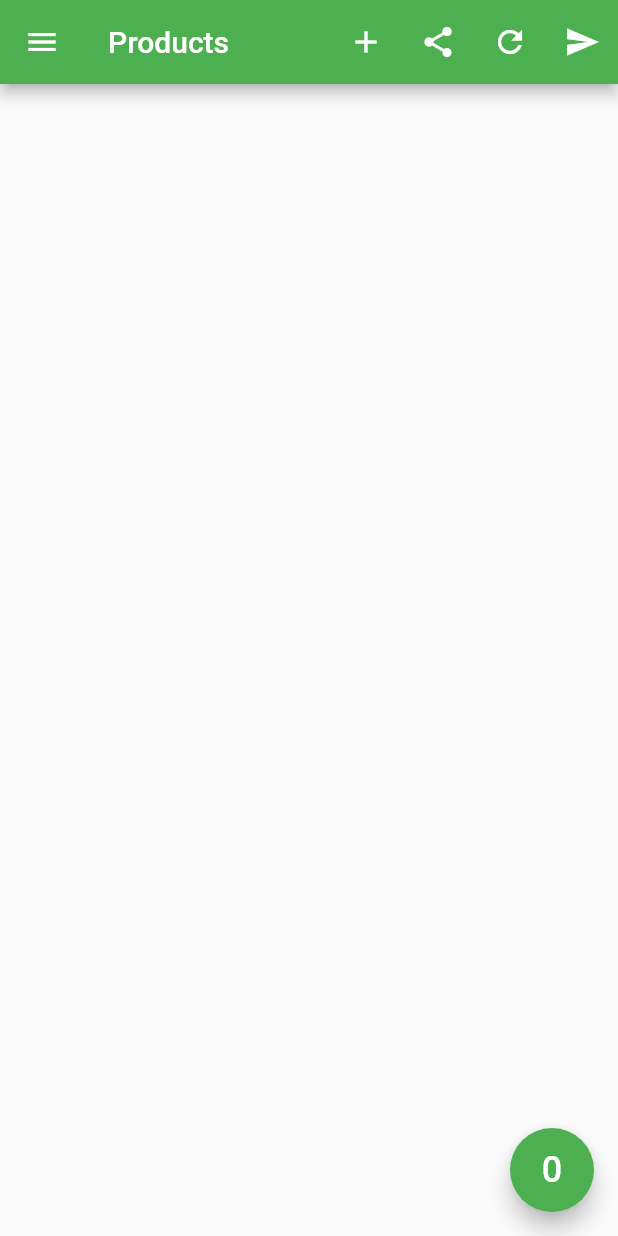
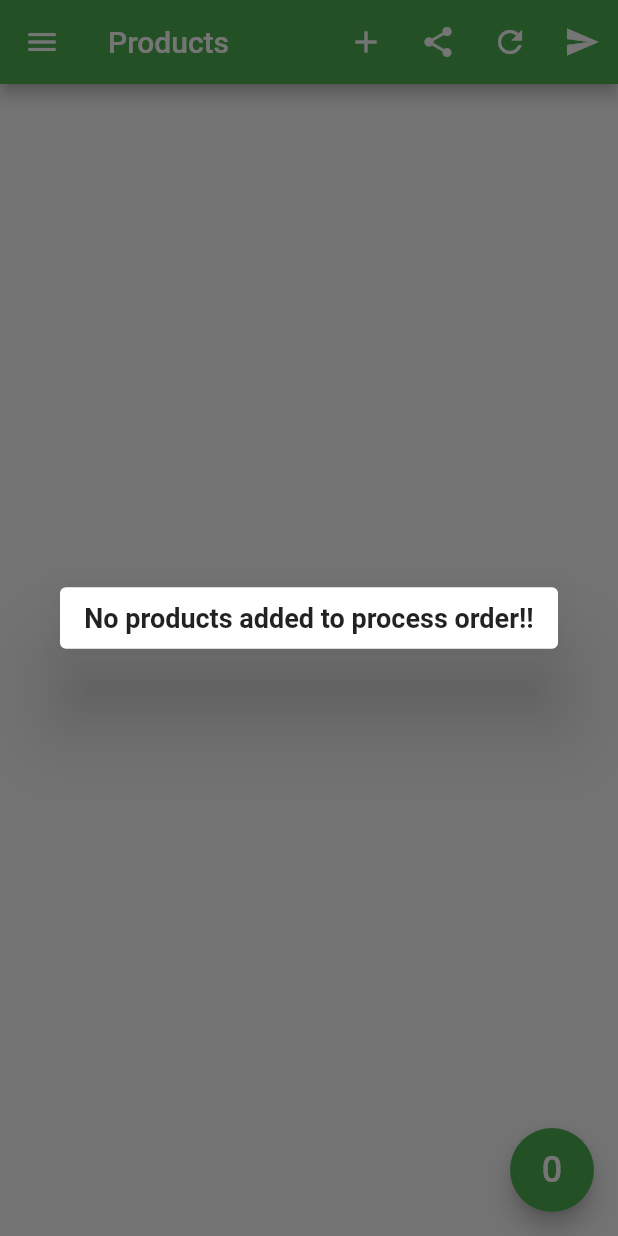
Before and after one commit to Sarath-2k/goldmansachs, a Flutter app: the HomeScreen screen opened directly, after a tap on the "send" icon, on a phone screen of 412 x 824 dp. Run offline on Flutter 3.47's test engine with Material 2 defaults, Android fonts, the phone set to English and light mode, and no system bars; our stand-ins replace cloud_firestore, firebase_auth, firebase_core, firebase_storage, image_picker, pdf; missing offline and left inert: esys_flutter_share, flutter_full_pdf_viewer, network_image_to_byte; accounts and stored records are empty.

Commit message:
process order form, other fixes

```diff
--- a/lib/order_model.dart
+++ b/lib/order_model.dart
@@ -8,18 +8,18 @@ import 'package:pdf/widgets.dart';
 
 class FinalOrder {
   String orderID;
-  String partyName;
-  String partyContact;
-  String partyCity;
+  // String partyName;
+  // String partyContact;
+  // String partyCity;
   DateTime orderDate;
   DateTime orderDueDate;
   List<OrderItem> orderItems;
 
   FinalOrder({
     @required this.orderID,
-    @required this.partyName,
-    @required this.partyContact,
-    @required this.partyCity,
+    // @required this.partyName,
+    // @required this.partyContact,
+    // @required this.partyCity,
     @required this.orderDate,
     @required this.orderDueDate,
     @required this.orderItems,
@@ -43,8 +43,8 @@ class OrderItem {
       this.orderMarkings}) {
     if (orderWeight == null) orderWeight = product.weight;
     if (orderSize == null) orderSize = product.size;
-    if (orderNote == null) orderNote = 'No notes provided';
-    if (orderMarkings == null) orderMarkings = 'No data provided';
+    if (orderNote == '') orderNote = 'No notes provided';
+    if (orderMarkings == '') orderMarkings = 'No data provided';
     networkImageToByte(product.imgSrc).then((value) {
       print('byteData generation complete ${product.itemCode}');
 
@@ -57,7 +57,7 @@ List<OrderItem> orderItems = [];
 FinalOrder finalOrder;
 Document pdf = Document();
 
-initializeOrder() async {
+initializeOrder({String orderID, DateTime orderDate, DateTime orderDueDate}) async {
 
 
   // orderProductsList.forEach((element) {
@@ -70,12 +70,12 @@ initializeOrder() async {
   // });
 
   finalOrder = FinalOrder(
-      orderID: '#1074',
-      partyName: 'Kalyan Jewellers',
-      partyContact: '+91 8111 834 999',
-      partyCity: 'Calicut',
-      orderDate: DateTime.now(),
-      orderDueDate: DateTime(2020, 11, 12),
+      orderID: orderID,
+      // partyName: 'Kalyan Jewellers',
+      // partyContact: '+91 8111 834 999',
+      // partyCity: 'Calicut',
+      orderDate: orderDate,
+      orderDueDate: orderDueDate,
       orderItems: orderItems);
 
   print(finalOrder.orderDueDate);
--- a/lib/screens/homescreen.dart
+++ b/lib/screens/homescreen.dart
@@ -3,6 +3,7 @@ import 'package:flutter/material.dart';
 import 'package:goldmansachs/order_model.dart';
 import 'package:goldmansachs/screens/addProduct.dart';
 import 'package:goldmansachs/screens/loginScreen.dart';
+import 'package:goldmansachs/screens/processFinalOrder.dart';
 import 'package:goldmansachs/screens/productpage.dart';
 import 'package:goldmansachs/screens/report_pdf.dart';
 import 'package:goldmansachs/share.dart';
@@ -92,7 +93,7 @@ class _HomeScreenState extends State<HomeScreen> {
                                     const EdgeInsets.symmetric(vertical: 10.0),
                                 child: Center(
                                   child: Text(
-                                    'No products selected to share!',
+                                    'No products selected to share!!',
                                     style: TextStyle(
                                         fontSize: 18,
                                         fontWeight: FontWeight.bold),
@@ -108,9 +109,33 @@ class _HomeScreenState extends State<HomeScreen> {
           IconButton(
               icon: Icon(Icons.send),
               onPressed: () {
-                initializeOrder();
-                reportView(context);
-                orderItems = [];
+                if (orderItems.length > 0) {
+                  // initializeOrder();
+                  // reportView(context);
+                  // orderItems = [];
+                  processOrderForm(context);
+                } else {
+                  showDialog(
+                      context: context,
+                      builder: (context) => Dialog(
+                              child: Column(
+                            mainAxisSize: MainAxisSize.min,
+                            children: [
+                              Padding(
+                                padding:
+                                    const EdgeInsets.symmetric(vertical: 10.0),
+                                child: Center(
+                                  child: Text(
+                                    'No products added to process order!!',
+                                    style: TextStyle(
+                                        fontSize: 18,
+                                        fontWeight: FontWeight.bold),
+                                  ),
+                                ),
+                              ),
+                            ],
+                          )));
+                }
               }),
         ],
       ),
@@ -140,7 +165,8 @@ class _HomeScreenState extends State<HomeScreen> {
       floatingActionButton: FloatingActionButton(
           backgroundColor: Theme.of(context).primaryColor,
           onPressed: null,
-          child: Text(shareCount.toString(), style: TextStyle(fontSize: 24))),
+          child: Text(orderItems.length.toString(),
+              style: TextStyle(fontSize: 24))),
     );
   }
 
```
Also changed, not shown: lib/screens/processFinalOrder.dart (added, +109 -0 lines).
